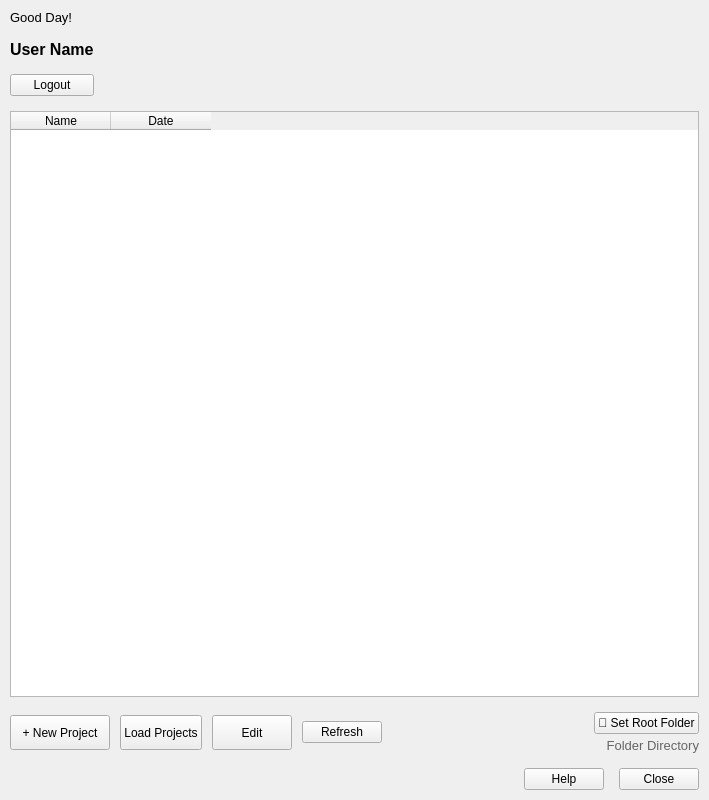
joshdels/pyqgis-plugin-topmap, file ui/projects_list_window.ui: the form before one commit.
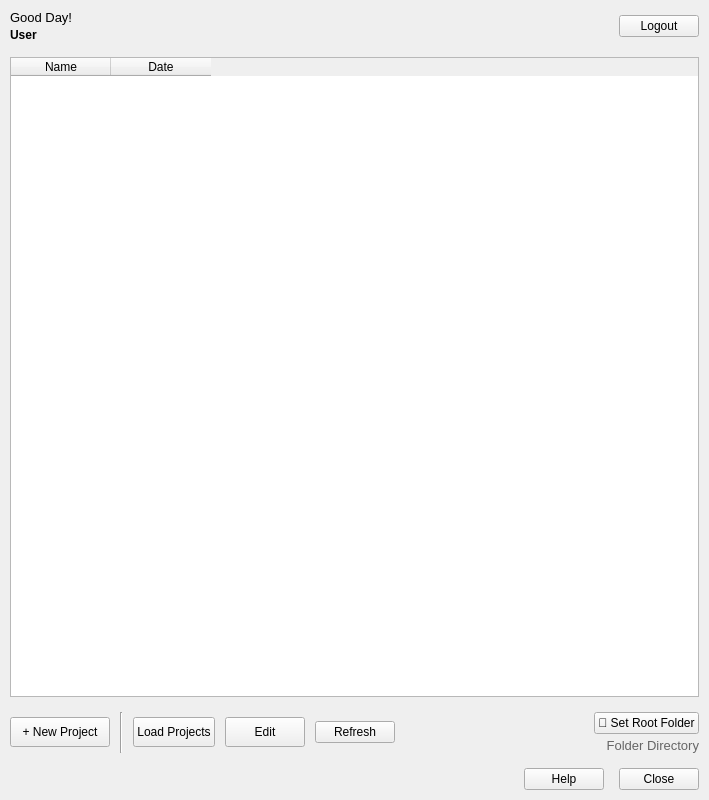
The form after the commit.

Commit message: feat: main window container for fix size and back buttons

```diff
--- a/ui/projects_list_window.ui
+++ b/ui/projects_list_window.ui
@@ -1,7 +1,7 @@
 <?xml version="1.0" encoding="UTF-8"?>
 <ui version="4.0">
- <class>MainWindow</class>
- <widget class="QMainWindow" name="MainWindow">
+ <class>Form</class>
+ <widget class="QWidget" name="Form">
   <property name="geometry">
    <rect>
     <x>0</x>
@@ -13,7 +13,6 @@
   <property name="windowTitle">
    <string>TopMap Sync | Project List</string>
   </property>
-  <widget class="QWidget" name="centralwidget">
    <layout class="QVBoxLayout" name="mainVerticalLayout">
     <property name="spacing">
      <number>15</number>
@@ -34,6 +33,9 @@
      <layout class="QHBoxLayout" name="headerLayout">
       <item>
        <layout class="QVBoxLayout" name="greetingLayout">
+       <property name="spacing">
+        <number>3</number>
+       </property>
         <item>
          <widget class="QLabel" name="label">
           <property name="font">
@@ -50,15 +52,30 @@
          <widget class="QLabel" name="usernameLabel">
           <property name="font">
            <font>
-            <pointsize>12</pointsize>
+           <pointsize>9</pointsize>
             <weight>75</weight>
             <bold>true</bold>
            </font>
           </property>
           <property name="text">
-           <string>User Name</string>
-          </property>
-         </widget>
+          <string>User</string>
+         </property>
+        </widget>
+       </item>
+      </layout>
+     </item>
+     <item>
+      <spacer name="headerSpacer">
+       <property name="orientation">
+        <enum>Qt::Horizontal</enum>
+       </property>
+       <property name="sizeHint" stdset="0">
+        <size>
+         <width>0</width>
+         <height>0</height>
+        </size>
+       </property>
+      </spacer>
         </item>
         <item>
          <widget class="QPushButton" name="logoutBtn">
@@ -70,21 +87,6 @@
        </layout>
       </item>
       <item>
-       <spacer name="headerSpacer">
-        <property name="orientation">
-         <enum>Qt::Horizontal</enum>
-        </property>
-        <property name="sizeHint" stdset="0">
-         <size>
-          <width>0</width>
-          <height>0</height>
-         </size>
-        </property>
-       </spacer>
-      </item>
-     </layout>
-    </item>
-    <item>
      <widget class="QTableWidget" name="projectTable">
       <property name="alternatingRowColors">
        <bool>true</bool>
@@ -117,7 +119,7 @@
         <property name="minimumSize">
          <size>
           <width>100</width>
-          <height>35</height>
+         <height>30</height>
          </size>
         </property>
         <property name="text">
@@ -125,12 +127,19 @@
         </property>
        </widget>
       </item>
+     <item>
+      <widget class="Line" name="line">
+       <property name="orientation">
+        <enum>Qt::Vertical</enum>
+       </property>
+      </widget>
+     </item>
       <item>
        <widget class="QPushButton" name="loadBtn">
         <property name="minimumSize">
          <size>
           <width>80</width>
-          <height>35</height>
+         <height>30</height>
          </size>
         </property>
         <property name="text">
@@ -143,7 +152,7 @@
         <property name="minimumSize">
          <size>
           <width>80</width>
-          <height>35</height>
+         <height>30</height>
          </size>
         </property>
         <property name="text">
@@ -238,7 +247,6 @@
      </layout>
     </item>
    </layout>
-  </widget>
  </widget>
  <resources/>
  <connections/>
```
Lines whose indentation alone changed are shown as unchanged. The commit also changes 9 other files.
